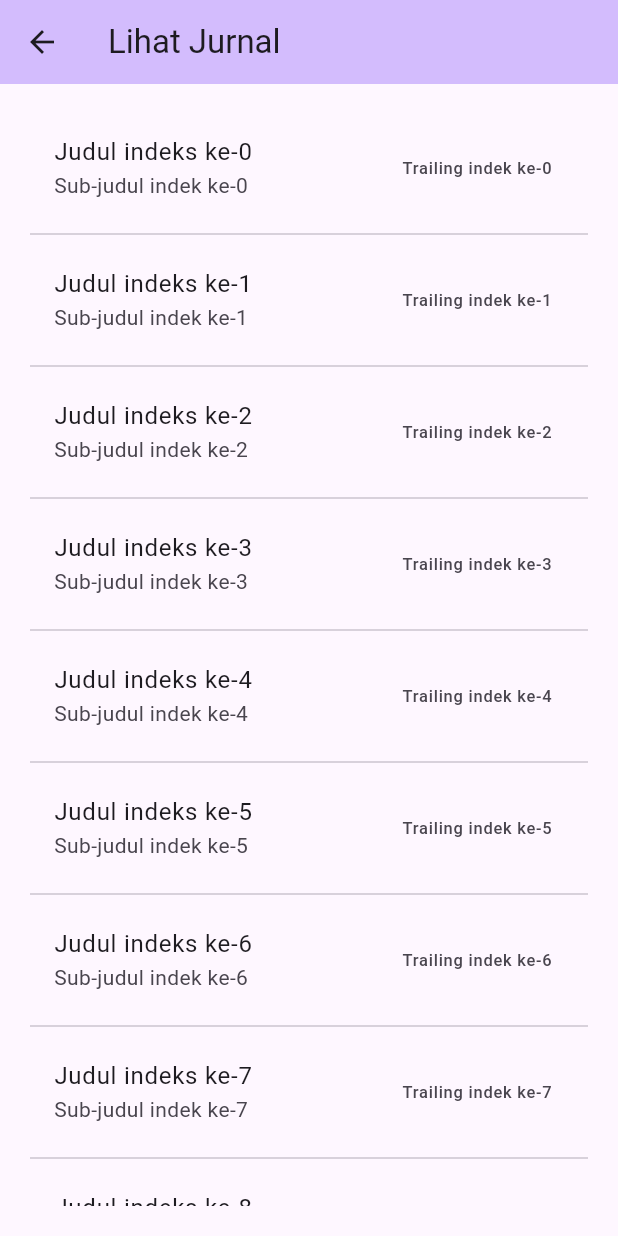
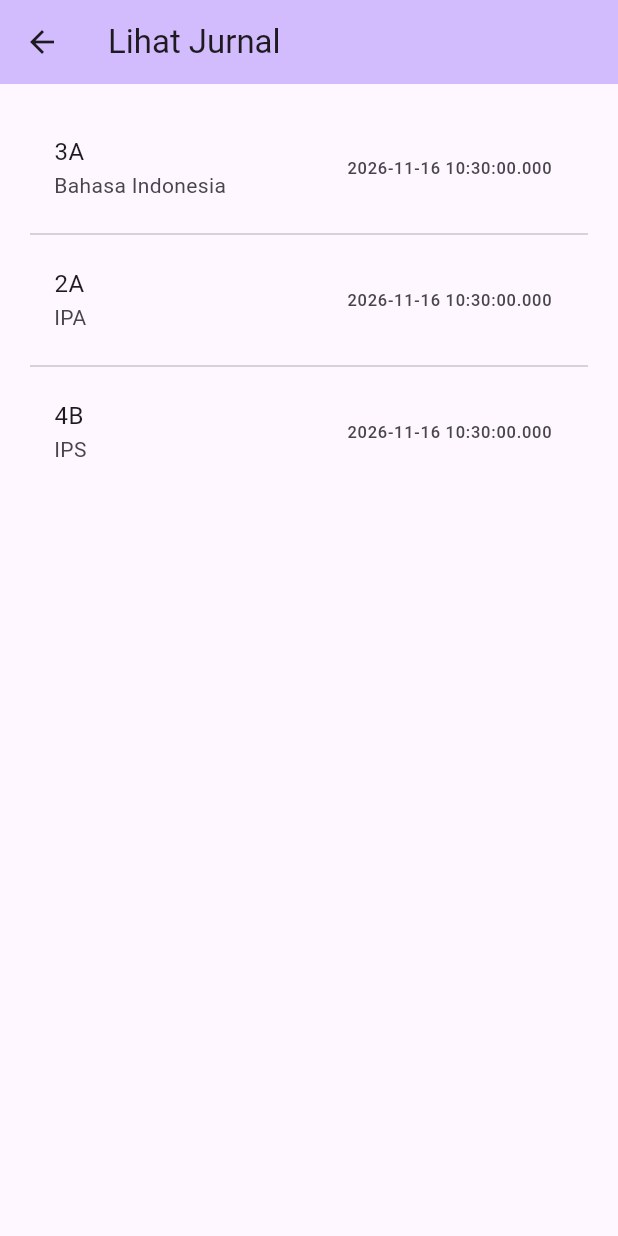
Before and after one commit to encen-ya/my_dailyJournal, a Flutter app: the LihatJurnalPage screen opened directly, on a phone screen of 412 x 824 dp. Run offline on Flutter 3.47's test engine with Material 3 defaults, Android fonts, the phone set to English and light mode, and no system bars.

Commit message:
Membuat class untuk data jurnal, untuk ditampilkan ke page Lihat jurnal

```diff
--- /dev/null
+++ b/lib/data/jurnal.dart
@@ -0,0 +1,25 @@
+import 'package:mydj/main.dart';
+import 'package:mydj/pages/lihat_jurnal_page.dart';
+
+class Jurnal {
+  final DateTime _createdAt;//untuk menyimpan jam simpan
+  String kelas;
+  String mapel;
+  int jam;
+  String tujuanPembelajaran;
+  String materiTopikPemebelajaran;
+  String kegiatanPemebelajaran;
+  String dimensiProfilPelajarPancasila;
+
+  Jurnal({
+    this.kelas = '',
+    this.mapel = '',
+    this.jam = 0,
+    this.tujuanPembelajaran = '',
+    this.materiTopikPemebelajaran = '',
+    this.kegiatanPemebelajaran = '',
+    this.dimensiProfilPelajarPancasila = '',
+  }): _createdAt = DateTime.now();//ngasih nilai ke createdAt sebelum konstruktor dijalankan
+
+  DateTime get createdAt => _createdAt;
+}
--- a/lib/pages/buat_jurnal_page.dart
+++ b/lib/pages/buat_jurnal_page.dart
@@ -93,7 +93,7 @@ class _BuatJurnalPageState extends State<BuatJurnalPage> {
             _textArea('Dimensi Profil Pelajar Pancasila', 'Tuliskan Dimensi Profil Pelajar Pancasila'),
             SizedBox(height: 10),
             SizedBox(
-              width: double.infinity,//lebar maksimal
+              width: double.infinity,//lebar maksimal > double.infinity
               child:
               ElevatedButton(onPressed: () {}, child: Text('Simpan'))//sized box bisa di kasih child
             )
--- a/lib/pages/lihat_jurnal_page.dart
+++ b/lib/pages/lihat_jurnal_page.dart
@@ -1,4 +1,5 @@
 import 'package:flutter/material.dart';
+import 'package:mydj/data/jurnal.dart';
 
 class LihatJurnalPage extends StatefulWidget {
   const LihatJurnalPage({super.key, required this.title, });
@@ -11,6 +12,11 @@ class LihatJurnalPage extends StatefulWidget {
 class _LihatJurnalPageState extends State<LihatJurnalPage> {
   @override
   Widget build(BuildContext context) {
+    final List<Jurnal> daftarJurnal = [
+      Jurnal(kelas: '3A', mapel: 'Bahasa Indonesia'),
+      Jurnal(kelas: '2A', mapel: 'IPA'),
+      Jurnal(kelas: '4B', mapel: 'IPS'),
+];
     return Scaffold(
       appBar: AppBar(
         backgroundColor: Theme.of(context).colorScheme.inversePrimary,
@@ -24,12 +30,12 @@ class _LihatJurnalPageState extends State<LihatJurnalPage> {
               child: ListView.separated(//seperated maksud nya supaya tiap listView otomatis ada garis pemisah
                 itemBuilder: (context, index) => ListTile(//listTile buat menyediakan slot khusus tiap list(kayak WA)
                   //leading | bisa di kasih foto profil, atau icon. mirip WA letak di kiri
-                  title: Text('Judul indeks ke-$index'),
-                  subtitle: Text('Sub-judul indek ke-$index'),
-                  trailing: Text('Trailing indek ke-$index'),
-                  onTap: () => {},
+                  title: Text(daftarJurnal[index].kelas),
+                  subtitle: Text(daftarJurnal[index].mapel),
+                  trailing: Text(daftarJurnal[index].createdAt.toString()),
+                  onTap: () {},
                 ), separatorBuilder: (context,index) => const Divider(),
-                itemCount: 20,
+                itemCount: daftarJurnal.length,
               ),
             ),
           ],
```
